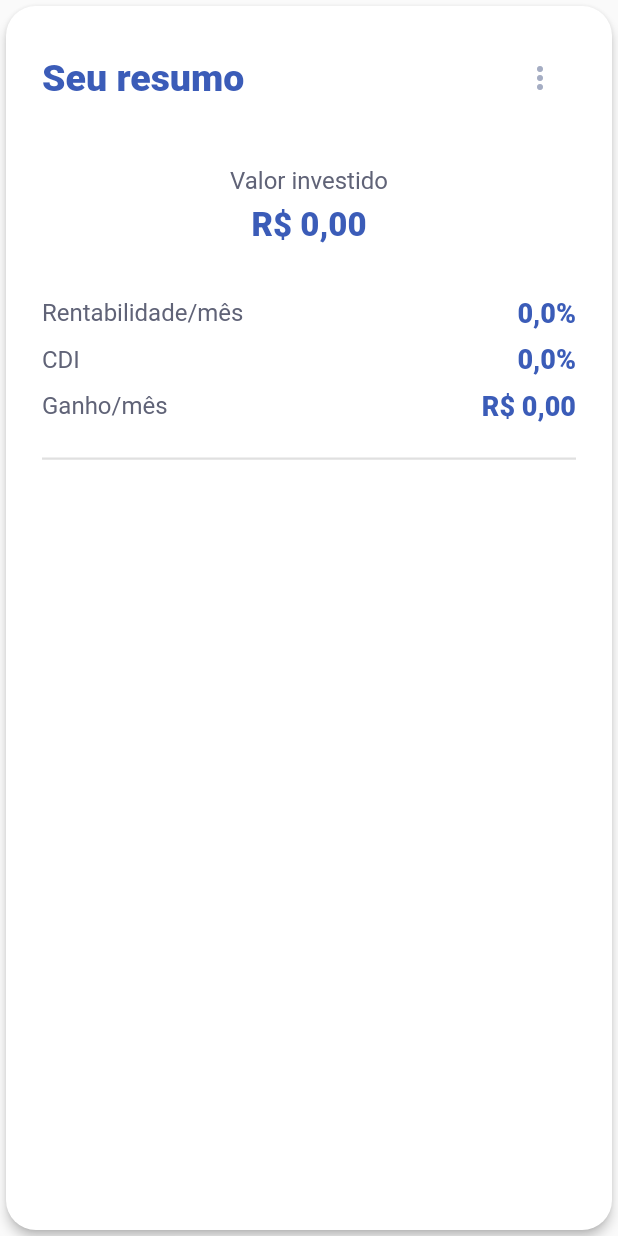
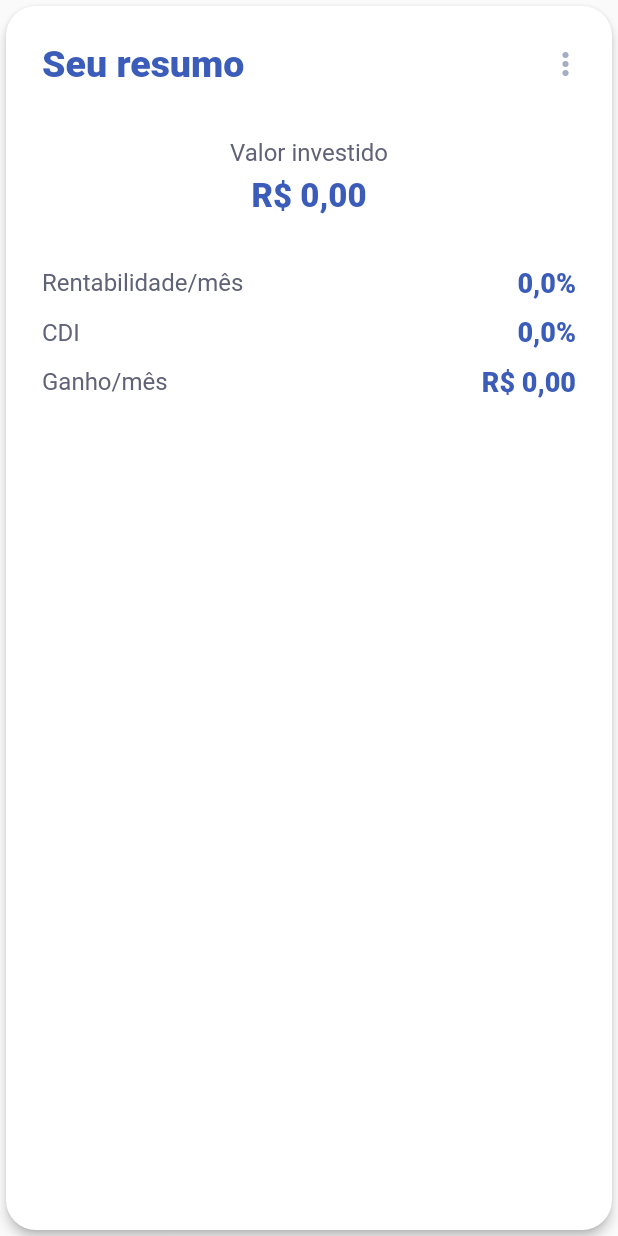
Before and after one commit to RMNDevelopmentMobility/fliper_test_rmn, a Flutter app: the SummaryCard widget shown alone on an empty page, opened directly with empty values, on a phone screen of 412 x 824 dp. Run offline on Flutter 3.47's test engine with Material 2 defaults, Android fonts, the light colour scheme and no system bars; our stand-ins replace connectivity, dartz, flutter_mobx, flutter_modular, mobx; missing offline and left inert: hasura_connect; generated files the repository leaves out were written again.

Commit message:
Implement Tests

```diff
--- a/fliper_test_rmn/lib/app/modules/wealthsummary/controllers/errors/wealthsummary_failure.dart
+++ b/fliper_test_rmn/lib/app/modules/wealthsummary/controllers/errors/wealthsummary_failure.dart
@@ -5,10 +5,9 @@ class WealthSummaryServerErrorFailure extends WealthSummaryFailure {
   final String message;
   final int? statusCode;
 
-  // ignore: sort_constructors_first
   WealthSummaryServerErrorFailure({required this.message, this.statusCode});
 }
 
-class AgendamentosNotFoundFailure extends WealthSummaryFailure {}
+class WealthSummaryNotFoundFailure extends WealthSummaryFailure {}
 
-class AgendamentosGenericFailure extends WealthSummaryFailure {}
+class WealthSummaryGenericFailure extends WealthSummaryFailure {}
--- a/fliper_test_rmn/lib/app/modules/wealthsummary/controllers/repositories/wealthsummary_repository.dart
+++ b/fliper_test_rmn/lib/app/modules/wealthsummary/controllers/repositories/wealthsummary_repository.dart
@@ -1,5 +1,3 @@
-import 'dart:convert';
-
 import 'package:dartz/dartz.dart';
 import 'package:fliper_test_rmn/app/modules/wealthsummary/controllers/errors/wealthsummary_failure.dart';
 import 'package:fliper_test_rmn/app/modules/wealthsummary/controllers/repositories/i_wealthsummary_repository.dart';
@@ -52,7 +50,7 @@ class WealthSummaryRepository implements IWealthSummaryRepository {
     } catch (e) {
       if (kDebugMode) debugPrint("### fetchWealthSummary - catch: $e");
 
-      return Left(AgendamentosGenericFailure());
+      return Left(WealthSummaryGenericFailure());
     }
   }
 }
--- a/fliper_test_rmn/lib/app/modules/wealthsummary/views/cards/summary_card.dart
+++ b/fliper_test_rmn/lib/app/modules/wealthsummary/views/cards/summary_card.dart
@@ -5,12 +5,15 @@ import 'package:fliper_test_rmn/app/shared/utils/formatter_utils.dart';
 import 'package:flutter/material.dart';
 
 class SummaryCard extends StatelessWidget {
-  const SummaryCard(this._wealthSummaryModel);
+  final WealthSummaryModel wealthSummaryModel;
+  final Function? loadData;
 
-  final WealthSummaryModel _wealthSummaryModel;
+  const SummaryCard(this.wealthSummaryModel, this.loadData);
 
   @override
   Widget build(BuildContext context) {
+    final _formatterUtils = FormatterUtils();
+
     return Container(
       child: Card(
         elevation: 3,
@@ -21,8 +24,10 @@ class SummaryCard extends StatelessWidget {
           child: Column(
             children: <Widget>[
               Container(
-                margin: const EdgeInsets.fromLTRB(0, 0, 0, 35),
+                margin: const EdgeInsets.only(bottom: 35),
                 child: Row(
+                  mainAxisAlignment: MainAxisAlignment.end,
+                  crossAxisAlignment: CrossAxisAlignment.center,
                   children: <Widget>[
                     Text(
                       'Seu resumo',
@@ -31,28 +36,42 @@ class SummaryCard extends StatelessWidget {
                         fontSize: 25,
                         fontWeight: FontWeight.w900,
                       ),
-                      overflow: TextOverflow.ellipsis,
-                      maxLines: 1,
                     ),
                     Spacer(),
-                    PopupMenuButton(
-                      icon: Icon(Icons.more_vert, color: AppColors.popupMenu),
-                      tooltip: 'Mostrar menu',
+                    Container(
+                      height: 24,
+                      width: 24,
+                      child: Transform.translate(
+                        offset: const Offset(5, 0),
+                        child: PopupMenuButton(
+                          padding: EdgeInsets.all(0),
+                          icon: Icon(
+                            Icons.more_vert,
+                            color: AppColors.popupMenu,
+                          ),
                           itemBuilder: (BuildContext context) {
                             return [
-                          PopupMenuItem(child: Text('Recarregar')),
+                              PopupMenuItem(
+                                value: 1,
+                                child: Text("Recarregar"),
+                              ),
                             ];
                           },
+                          onSelected: (value) {
+                            loadData!();
+                          },
+                        ),
+                      ),
                     ),
                   ],
                 ),
               ),
               Container(
-                margin: const EdgeInsets.fromLTRB(0, 0, 0, 35),
+                margin: const EdgeInsets.only(bottom: 34),
                 child: Column(
                   children: <Widget>[
                     Container(
-                      margin: const EdgeInsets.fromLTRB(0, 0, 0, 7),
+                      margin: const EdgeInsets.only(bottom: 7),
                       child: Text(
                         'Valor investido',
                         style: TextStyle(
@@ -62,8 +81,8 @@ class SummaryCard extends StatelessWidget {
                       ),
                     ),
                     Text(
-                      FormatterUtils().formatDoubleToReal(
-                          _wealthSummaryModel.total.toDouble()),
+                      _formatterUtils.formatDoubleToReal(
+                          wealthSummaryModel.total.toDouble()),
                       style: TextStyle(
                         fontSize: 22,
                         color: AppColors.darkBlue,
@@ -74,30 +93,32 @@ class SummaryCard extends StatelessWidget {
                 ),
               ),
               Container(
-                margin: const EdgeInsets.fromLTRB(0, 0, 0, 10),
+                margin: const EdgeInsets.only(bottom: 12),
                 child: SummaryRowCard(
                   textTitle: 'Rentabilidade/mês',
-                  textValue: FormatterUtils().formatDoubleToPercent(
-                      _wealthSummaryModel.profitability, 3),
+                  textValue: _formatterUtils.formatDoubleToPercent(
+                      wealthSummaryModel.profitability, 3),
                 ),
               ),
               Container(
-                margin: const EdgeInsets.fromLTRB(0, 0, 0, 10),
+                margin: const EdgeInsets.only(bottom: 12),
                 child: SummaryRowCard(
                   textTitle: 'CDI',
-                  textValue: FormatterUtils()
-                      .formatDoubleToPercent(_wealthSummaryModel.cdi, 2),
+                  textValue: _formatterUtils.formatDoubleToPercent(
+                      wealthSummaryModel.cdi, 2),
                 ),
               ),
               Container(
-                margin: const EdgeInsets.fromLTRB(0, 0, 0, 25),
+                margin: const EdgeInsets.only(bottom: 30),
                 child: SummaryRowCard(
                   textTitle: 'Ganho/mês',
-                  textValue: FormatterUtils()
-                      .formatDoubleToReal(_wealthSummaryModel.gain),
+                  textValue: _formatterUtils
+                      .formatDoubleToReal(wealthSummaryModel.gain),
                 ),
               ),
-              Column(
+              Visibility(
+                visible: wealthSummaryModel.hasHistory,
+                child: Column(
                   mainAxisAlignment: MainAxisAlignment.start,
                   crossAxisAlignment: CrossAxisAlignment.start,
                   children: <Widget>[
@@ -107,14 +128,11 @@ class SummaryCard extends StatelessWidget {
                       indent: 0,
                       endIndent: 0,
                     ),
-                ],
-              ),
-              if (_wealthSummaryModel.hasHistory)
                     Container(
-                  margin: const EdgeInsets.fromLTRB(0, 20, 0, 0),
+                      margin: const EdgeInsets.only(top: 15),
                       alignment: Alignment.centerRight,
                       child: SizedBox(
-                    width: MediaQuery.of(context).size.width * 0.25,
+                        width: MediaQuery.of(context).size.width * 0.27,
                         child: OutlinedButton(
                           child: Text(
                             'VER MAIS',
@@ -128,7 +146,6 @@ class SummaryCard extends StatelessWidget {
                             shape: RoundedRectangleBorder(
                               borderRadius: BorderRadius.circular(25.0),
                             ),
-                        padding: const EdgeInsets.fromLTRB(13, 6, 13, 6),
                             side: BorderSide(
                               width: 1,
                               color: AppColors.darkBlue,
@@ -141,6 +158,9 @@ class SummaryCard extends StatelessWidget {
                   ],
                 ),
               ),
+            ],
+          ),
+        ),
       ),
     );
   }
--- a/fliper_test_rmn/pubspec.yaml
+++ b/fliper_test_rmn/pubspec.yaml
@@ -57,9 +57,9 @@ flutter:
   uses-material-design: true
 
   # To add assets to your application, add an assets section, like this:
-  # assets:
-  #   - images/a_dot_burr.jpeg
-  #   - images/a_dot_ham.jpeg
+  assets:
+    - assets/
+    - assets/json/
 
   # An image asset can refer to one or more resolution-specific "variants", see
   # https://flutter.dev/assets-and-images/#resolution-aware.
```
Also changed, not shown: fliper_test_rmn/assets/json/wealthsummary_mock.json (added, +14 -0 lines), fliper_test_rmn/lib/app/modules/wealthsummary/controllers/wealthsummary_store.dart (+7 -2 lines), fliper_test_rmn/lib/app/modules/wealthsummary/models/wealthsummary_model.dart (+6 -6 lines), fliper_test_rmn/lib/app/modules/wealthsummary/views/wealthsummary_page.dart (+13 -8 lines), fliper_test_rmn/lib/app/modules/wealthsummary/controllers/wealthsummary_store.g.dart, 4 other files. Lines whose indentation alone changed are shown as unchanged.
